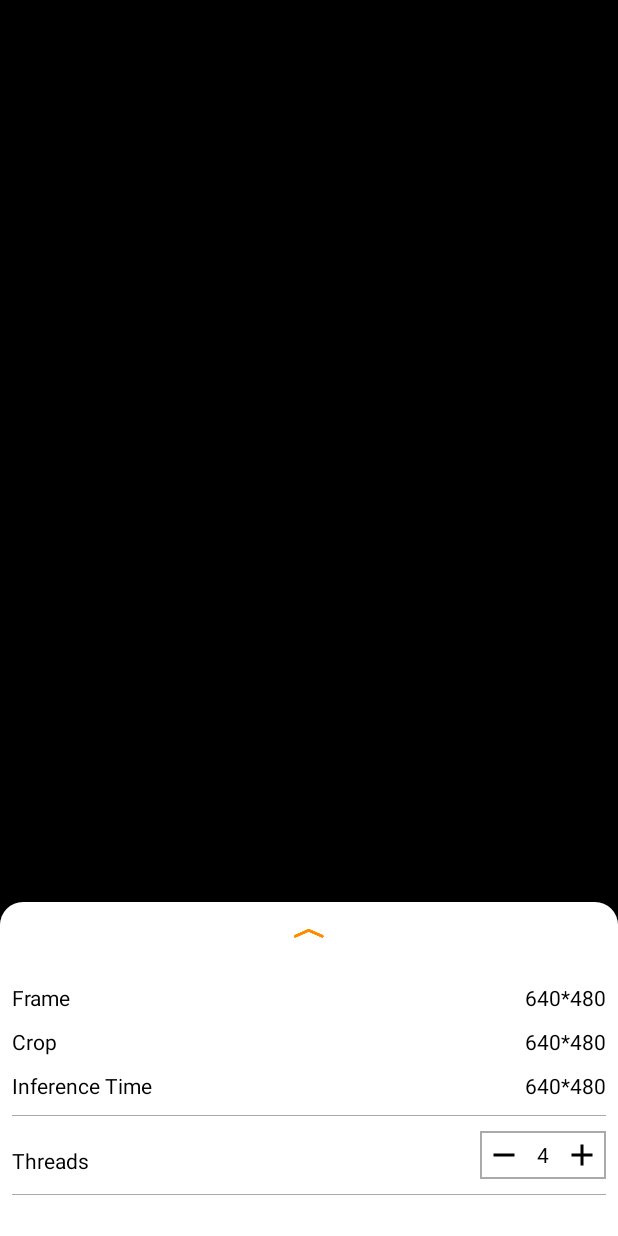
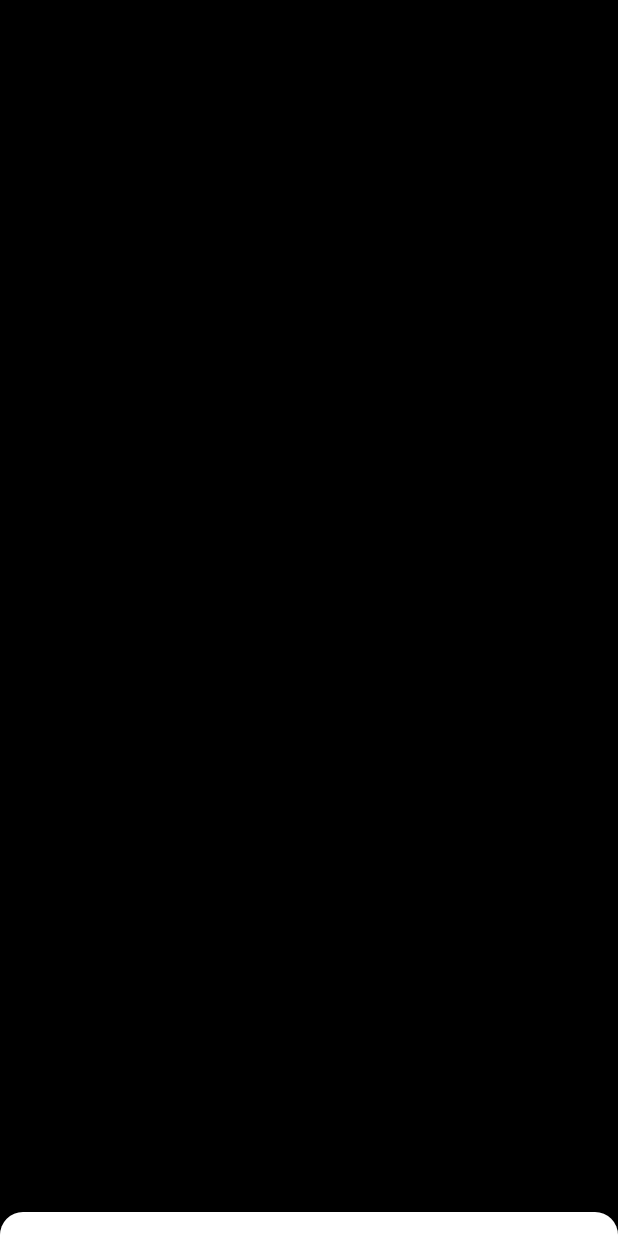
Before and after one commit to gmg0521/BusNumber, an Android app: the layout tfe_od_activity_camera.xml on its own in the app's theme, with its tools: preview values and no code run, on a phone screen of 412 x 824 dp. Run offline under Robolectric (Android 15) with nearby library versions, the phone set to English and light mode, and no system bars.

```diff
--- a/app/src/main/res/layout/tfe_od_layout_bottom_sheet.xml
+++ b/app/src/main/res/layout/tfe_od_layout_bottom_sheet.xml
@@ -1,4 +1,5 @@
 <?xml version="1.0" encoding="utf-8"?>
+
 <LinearLayout xmlns:android="http://schemas.android.com/apk/res/android"
     xmlns:app="http://schemas.android.com/apk/res-auto"
     android:id="@+id/bottom_sheet_layout"
@@ -11,181 +12,181 @@
     android:padding="8dp"
     app:behavior_hideable="true"
     app:layout_behavior="com.google.android.material.bottomsheet.BottomSheetBehavior">
+    </LinearLayout>
+<!--    <LinearLayout-->
+<!--        android:id="@+id/gesture_layout"-->
+<!--        android:layout_width="match_parent"-->
+<!--        android:layout_height="wrap_content"-->
+<!--        android:orientation="vertical"-->
+<!--        android:paddingTop="10dp"-->
+<!--        android:paddingBottom="20dp">-->
 
-    <LinearLayout
-        android:id="@+id/gesture_layout"
-        android:layout_width="match_parent"
-        android:layout_height="wrap_content"
-        android:orientation="vertical"
-        android:paddingTop="10dp"
-        android:paddingBottom="20dp">
+<!--        <ImageView-->
+<!--            android:id="@+id/bottom_sheet_arrow"-->
+<!--            android:layout_width="wrap_content"-->
+<!--            android:layout_height="wrap_content"-->
+<!--            android:layout_gravity="center"-->
+<!--            android:src="@drawable/icn_chevron_up" />-->
 
-        <ImageView
-            android:id="@+id/bottom_sheet_arrow"
-            android:layout_width="wrap_content"
-            android:layout_height="wrap_content"
-            android:layout_gravity="center"
-            android:src="@drawable/icn_chevron_up" />
+<!--    </LinearLayout>-->
 
-    </LinearLayout>
+<!--    <LinearLayout-->
+<!--        android:layout_width="match_parent"-->
+<!--        android:layout_height="wrap_content"-->
+<!--        android:orientation="horizontal">-->
 
-    <LinearLayout
-        android:layout_width="match_parent"
-        android:layout_height="wrap_content"
-        android:orientation="horizontal">
+<!--        <TextView-->
+<!--            android:id="@+id/frame"-->
+<!--            android:layout_width="wrap_content"-->
+<!--            android:layout_height="wrap_content"-->
+<!--            android:layout_marginTop="10dp"-->
+<!--            android:text="Frame"-->
+<!--            android:textColor="@android:color/black" />-->
 
-        <TextView
-            android:id="@+id/frame"
-            android:layout_width="wrap_content"
-            android:layout_height="wrap_content"
-            android:layout_marginTop="10dp"
-            android:text="Frame"
-            android:textColor="@android:color/black" />
+<!--        <TextView-->
+<!--            android:id="@+id/frame_info"-->
+<!--            android:layout_width="match_parent"-->
+<!--            android:layout_height="wrap_content"-->
+<!--            android:layout_marginTop="10dp"-->
+<!--            android:gravity="right"-->
+<!--            android:text="640*480"-->
+<!--            android:textColor="@android:color/black" />-->
+<!--    </LinearLayout>-->
 
-        <TextView
-            android:id="@+id/frame_info"
-            android:layout_width="match_parent"
-            android:layout_height="wrap_content"
-            android:layout_marginTop="10dp"
-            android:gravity="right"
-            android:text="640*480"
-            android:textColor="@android:color/black" />
-    </LinearLayout>
+<!--    <LinearLayout-->
+<!--        android:layout_width="match_parent"-->
+<!--        android:layout_height="wrap_content"-->
+<!--        android:orientation="horizontal">-->
 
-    <LinearLayout
-        android:layout_width="match_parent"
-        android:layout_height="wrap_content"
-        android:orientation="horizontal">
+<!--        <TextView-->
+<!--            android:id="@+id/crop"-->
+<!--            android:layout_width="wrap_content"-->
+<!--            android:layout_height="wrap_content"-->
+<!--            android:layout_marginTop="10dp"-->
+<!--            android:text="Crop"-->
+<!--            android:textColor="@android:color/black" />-->
 
-        <TextView
-            android:id="@+id/crop"
-            android:layout_width="wrap_content"
-            android:layout_height="wrap_content"
-            android:layout_marginTop="10dp"
-            android:text="Crop"
-            android:textColor="@android:color/black" />
-
-        <TextView
-            android:id="@+id/crop_info"
-            android:layout_width="match_parent"
-            android:layout_height="wrap_content"
-            android:layout_marginTop="10dp"
-            android:gravity="right"
-            android:text="640*480"
-            android:textColor="@android:color/black" />
-    </LinearLayout>
+<!--        <TextView-->
+<!--            android:id="@+id/crop_info"-->
+<!--            android:layout_width="match_parent"-->
+<!--            android:layout_height="wrap_content"-->
+<!--            android:layout_marginTop="10dp"-->
+<!--            android:gravity="right"-->
+<!--            android:text="640*480"-->
+<!--            android:textColor="@android:color/black" />-->
+<!--    </LinearLayout>-->
 
 
 
-    <LinearLayout
-        android:layout_width="match_parent"
-        android:layout_height="wrap_content"
-        android:orientation="horizontal">
+<!--    <LinearLayout-->
+<!--        android:layout_width="match_parent"-->
+<!--        android:layout_height="wrap_content"-->
+<!--        android:orientation="horizontal">-->
 
-        <TextView
-            android:id="@+id/inference"
-            android:layout_width="wrap_content"
-            android:layout_height="wrap_content"
-            android:layout_marginTop="10dp"
-            android:text="Inference Time"
-            android:textColor="@android:color/black" />
+<!--        <TextView-->
+<!--            android:id="@+id/inference"-->
+<!--            android:layout_width="wrap_content"-->
+<!--            android:layout_height="wrap_content"-->
+<!--            android:layout_marginTop="10dp"-->
+<!--            android:text="Inference Time"-->
+<!--            android:textColor="@android:color/black" />-->
 
-        <TextView
-            android:id="@+id/inference_info"
-            android:layout_width="match_parent"
-            android:layout_height="wrap_content"
-            android:layout_marginTop="10dp"
-            android:gravity="right"
-            android:text="640*480"
-            android:textColor="@android:color/black" />
-    </LinearLayout>
+<!--        <TextView-->
+<!--            android:id="@+id/inference_info"-->
+<!--            android:layout_width="match_parent"-->
+<!--            android:layout_height="wrap_content"-->
+<!--            android:layout_marginTop="10dp"-->
+<!--            android:gravity="right"-->
+<!--            android:text="640*480"-->
+<!--            android:textColor="@android:color/black" />-->
+<!--    </LinearLayout>-->
 
-    <View
-        android:layout_width="match_parent"
-        android:layout_height="1px"
-        android:layout_marginTop="10dp"
-        android:background="@android:color/darker_gray" />
+<!--    <View-->
+<!--        android:layout_width="match_parent"-->
+<!--        android:layout_height="1px"-->
+<!--        android:layout_marginTop="10dp"-->
+<!--        android:background="@android:color/darker_gray" />-->
 
-    <RelativeLayout
-        android:layout_width="match_parent"
-        android:layout_height="wrap_content"
-        android:layout_marginTop="10dp"
-        android:orientation="horizontal">
+<!--    <RelativeLayout-->
+<!--        android:layout_width="match_parent"-->
+<!--        android:layout_height="wrap_content"-->
+<!--        android:layout_marginTop="10dp"-->
+<!--        android:orientation="horizontal">-->
 
-        <TextView
-            android:layout_width="wrap_content"
-            android:layout_height="wrap_content"
-            android:layout_marginTop="10dp"
-            android:text="Threads"
-            android:textColor="@android:color/black" />
+<!--        <TextView-->
+<!--            android:layout_width="wrap_content"-->
+<!--            android:layout_height="wrap_content"-->
+<!--            android:layout_marginTop="10dp"-->
+<!--            android:text="Threads"-->
+<!--            android:textColor="@android:color/black" />-->
 
-        <LinearLayout
-            android:layout_width="wrap_content"
-            android:layout_height="wrap_content"
-            android:layout_alignParentRight="true"
-            android:background="@drawable/rectangle"
-            android:gravity="center"
-            android:orientation="horizontal"
-            android:padding="4dp">
+<!--        <LinearLayout-->
+<!--            android:layout_width="wrap_content"-->
+<!--            android:layout_height="wrap_content"-->
+<!--            android:layout_alignParentRight="true"-->
+<!--            android:background="@drawable/rectangle"-->
+<!--            android:gravity="center"-->
+<!--            android:orientation="horizontal"-->
+<!--            android:padding="4dp">-->
 
-            <ImageView
-                android:id="@+id/minus"
-                android:layout_width="wrap_content"
-                android:layout_height="wrap_content"
-                android:src="@drawable/ic_baseline_remove" />
+<!--            <ImageView-->
+<!--                android:id="@+id/minus"-->
+<!--                android:layout_width="wrap_content"-->
+<!--                android:layout_height="wrap_content"-->
+<!--                android:src="@drawable/ic_baseline_remove" />-->
 
-            <TextView
-                android:id="@+id/threads"
-                android:layout_width="wrap_content"
-                android:layout_height="wrap_content"
-                android:layout_marginLeft="10dp"
-                android:layout_marginRight="10dp"
-                android:text="4"
-                android:textColor="@android:color/black"
-                android:textSize="14sp" />
+<!--            <TextView-->
+<!--                android:id="@+id/threads"-->
+<!--                android:layout_width="wrap_content"-->
+<!--                android:layout_height="wrap_content"-->
+<!--                android:layout_marginLeft="10dp"-->
+<!--                android:layout_marginRight="10dp"-->
+<!--                android:text="4"-->
+<!--                android:textColor="@android:color/black"-->
+<!--                android:textSize="14sp" />-->
 
-            <ImageView
-                android:id="@+id/plus"
-                android:layout_width="wrap_content"
-                android:layout_height="wrap_content"
-                android:src="@drawable/ic_baseline_add" />
-        </LinearLayout>
-    </RelativeLayout>
+<!--            <ImageView-->
+<!--                android:id="@+id/plus"-->
+<!--                android:layout_width="wrap_content"-->
+<!--                android:layout_height="wrap_content"-->
+<!--                android:src="@drawable/ic_baseline_add" />-->
+<!--        </LinearLayout>-->
+<!--    </RelativeLayout>-->
 
-    <View
-        android:layout_width="match_parent"
-        android:layout_height="1px"
-        android:layout_marginTop="10dp"
-        android:background="@android:color/darker_gray" />
+<!--    <View-->
+<!--        android:layout_width="match_parent"-->
+<!--        android:layout_height="1px"-->
+<!--        android:layout_marginTop="10dp"-->
+<!--        android:background="@android:color/darker_gray" />-->
 
     <!-- TODO(b/112541284): Unhide when new NNAPI delegate is used. -->
-    <TextView
-        android:id="@+id/mappedRecognitions"
-        android:layout_width="match_parent"
-        android:layout_height="wrap_content" />
+<!--    <TextView-->
+<!--        android:id="@+id/mappedRecognitions"-->
+<!--        android:layout_width="match_parent"-->
+<!--        android:layout_height="wrap_content" />-->
 
-    <LinearLayout
-        android:layout_width="match_parent"
-        android:layout_height="wrap_content"
-        android:orientation="horizontal"
-        android:visibility="gone">
 
-        <TextView
-            android:id="@+id/api"
-            android:layout_width="wrap_content"
-            android:layout_height="wrap_content"
-            android:layout_marginTop="10dp"
-            android:text="API"
-            android:textColor="@android:color/black" />
+<!--    <LinearLayout-->
+<!--        android:layout_width="match_parent"-->
+<!--        android:layout_height="wrap_content"-->
+<!--        android:orientation="horizontal"-->
+<!--        android:visibility="gone">-->
 
-        <androidx.appcompat.widget.SwitchCompat
-            android:id="@+id/api_info_switch"
-            android:layout_width="match_parent"
-            android:layout_height="wrap_content"
-            android:layout_marginTop="10dp"
-            android:checked="false"
-            android:gravity="right"
-            android:text="TFLITE"
-            android:textColor="@android:color/black" />
-    </LinearLayout>
-</LinearLayout>
+<!--        <TextView-->
+<!--            android:id="@+id/api"-->
+<!--            android:layout_width="wrap_content"-->
+<!--            android:layout_height="wrap_content"-->
+<!--            android:layout_marginTop="10dp"-->
+<!--            android:text="API"-->
+<!--            android:textColor="@android:color/black" />-->
+
+<!--        <androidx.appcompat.widget.SwitchCompat-->
+<!--            android:id="@+id/api_info_switch"-->
+<!--            android:layout_width="match_parent"-->
+<!--            android:layout_height="wrap_content"-->
+<!--            android:layout_marginTop="10dp"-->
+<!--            android:checked="false"-->
+<!--            android:gravity="right"-->
+<!--            android:text="TFLITE"-->
+<!--            android:textColor="@android:color/black" />-->
+<!--    </LinearLayout>-->
```
Also changed, not shown: app/src/main/java/org/tensorflow/lite/examples/detection/CameraActivity.java (+85 -85 lines), app/src/main/java/org/tensorflow/lite/examples/detection/DetectorActivity.java (+7 -7 lines), 1 other file.
